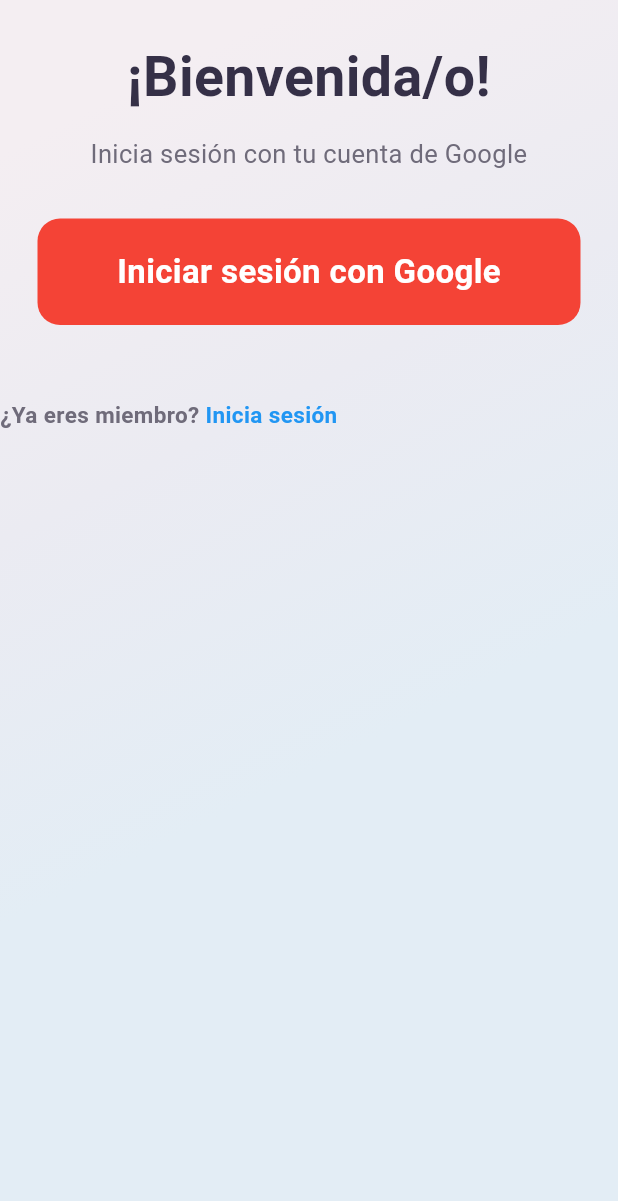
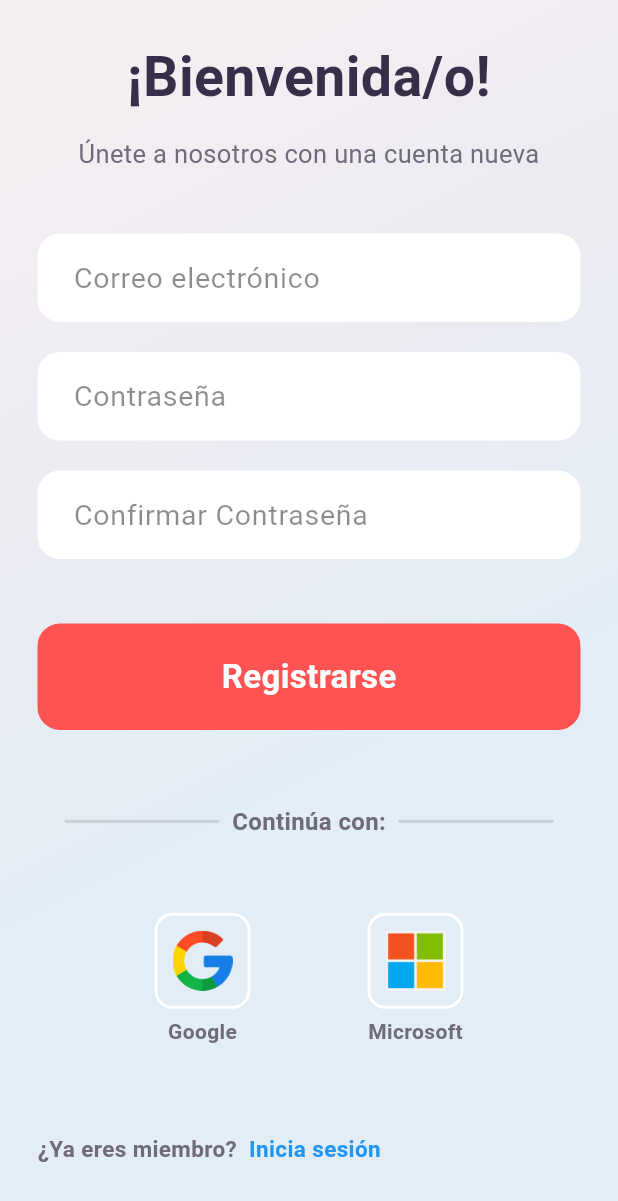
Before and after one commit to AbrahamHub/moviles, a Flutter app: the screen it shows after launch, after a tap on "Registrarse", on a phone screen of 412 x 824 dp. Shown: the top 1201 px of the screen. Run offline on Flutter 3.47's test engine with Material 3 defaults, Android fonts, the phone set to English and light mode, and no system bars; our stand-ins replace cloud_firestore, firebase_auth, firebase_core, flutter_dotenv, google_sign_in; missing offline and left inert: flutter_web_auth; accounts and stored records are empty; network calls fail.

```diff
--- a/lib/pages/home.dart
+++ b/lib/pages/home.dart
@@ -7,7 +7,7 @@ class HomePage extends StatelessWidget {
   Widget build(BuildContext context) {
     return Scaffold(
       appBar: AppBar(
-        title: const Text('Home'),
+        title: const Text('Archivos'),
         leading: Builder(
           builder: (context) => IconButton(
             icon: const Icon(Icons.menu),
--- a/lib/pages/register.dart
+++ b/lib/pages/register.dart
@@ -1,12 +1,17 @@
+import 'package:flutter/gestures.dart';
 import 'package:flutter/material.dart';
 import 'package:PhotoGuard/pages/sign_in.dart';
 import 'package:PhotoGuard/utils/colors.dart';
-import 'package:flutter/gestures.dart';
-import 'package:firebase_auth/firebase_auth.dart'; // Import Firebase Auth
-import 'package:google_sign_in/google_sign_in.dart'; // Import Google Sign In
+import 'package:firebase_auth/firebase_auth.dart';
+import 'package:cloud_firestore/cloud_firestore.dart';
+import 'package:google_sign_in/google_sign_in.dart';
 
 class RegisterPage extends StatelessWidget {
-  const RegisterPage({super.key});
+  final TextEditingController emailController = TextEditingController();
+  final TextEditingController passwordController = TextEditingController();
+  final TextEditingController confirmPasswordController = TextEditingController();
+
+  RegisterPage({super.key});
 
   @override
   Widget build(BuildContext context) {
@@ -22,8 +27,30 @@ class RegisterPage extends StatelessWidget {
         ),
         child: SafeArea(
           child: ListView(
+            padding: const EdgeInsets.symmetric(horizontal: 25),
             children: [
               SizedBox(height: size.height * 0.03),
+              _buildTitle(),
+              SizedBox(height: size.height * 0.04),
+              _buildInputFields(),
+              SizedBox(height: size.height * 0.04),
+              _buildRegisterButton(context),
+              SizedBox(height: size.height * 0.06),
+              _buildDivider(size),
+              SizedBox(height: size.height * 0.06),
+              _buildSocialLogin(context),
+              SizedBox(height: size.height * 0.07),
+              _buildLoginPrompt(context),
+            ],
+          ),
+        ),
+      ),
+    );
+  }
+
+  Widget _buildTitle() {
+    return Column(
+      children: [
         Text(
           "¡Bienvenida/o!",
           textAlign: TextAlign.center,
@@ -35,59 +62,195 @@ class RegisterPage extends StatelessWidget {
         ),
         const SizedBox(height: 15),
         Text(
-                "Inicia sesión con tu cuenta de Google",
+          "Únete a nosotros con una cuenta nueva",
           textAlign: TextAlign.center,
-                style: TextStyle(fontSize: 17, color: textColor2, height: 1.2),
+          style: TextStyle(
+            fontSize: 17,
+            color: textColor2,
+            height: 1.2,
           ),
-              SizedBox(height: size.height * 0.04),
+        ),
+      ],
+    );
+  }
 
-              // Botón para registrarse con Google
-              Padding(
-                padding: const EdgeInsets.symmetric(horizontal: 25),
-                child: GestureDetector(
+  Widget _buildInputFields() {
+    return Column(
+      children: [
+        myTextInput("Correo electrónico", Colors.white, emailController),
+        myTextInput("Contraseña", Colors.black26, passwordController, isObscure: true),
+        myTextInput("Confirmar Contraseña", Colors.black26, confirmPasswordController, isObscure: true),
+      ],
+    );
+  }
+
+  Widget _buildRegisterButton(BuildContext context) {
+    return GestureDetector(
       onTap: () async {
-                    User? user = await signInWithGoogle();
-                    if (user != null) {
+        final String email = emailController.text.trim();
+        final String password = passwordController.text.trim();
+        final String confirmPassword = confirmPasswordController.text.trim();
+
+        if (email.isEmpty || password.isEmpty || confirmPassword.isEmpty) {
           ScaffoldMessenger.of(context).showSnackBar(
-                        SnackBar(content: Text('Usuario registrado con Google')),
+            const SnackBar(content: Text('Por favor, llena todos los campos')),
+          );
+          return;
+        }
+
+        if (password != confirmPassword) {
+          ScaffoldMessenger.of(context).showSnackBar(
+            const SnackBar(content: Text('Las contraseñas no coinciden')),
+          );
+          return;
+        }
+
+        try {
+          // Registrar al usuario en Firebase Authentication
+          UserCredential userCredential = await FirebaseAuth.instance
+              .createUserWithEmailAndPassword(email: email, password: password);
+
+          if (userCredential.user != null) {
+            // Guardar información adicional en Firestore
+            await FirebaseFirestore.instance.collection('users').doc(userCredential.user!.uid).set({
+              'email': email,
+            });
+
+            ScaffoldMessenger.of(context).showSnackBar(
+              SnackBar(content: Text('Usuario registrado exitosamente: $email')),
             );
 
-                      // Después de registrar, navega a la página de Sign In
+            // Navegar a la página de inicio de sesión
             Navigator.pushReplacement(
               context,
-                        MaterialPageRoute(
-                          builder: (context) => const SignIn(),
-                        ),
+              MaterialPageRoute(builder: (context) => const SignIn()),
             );
+          }
+        } on FirebaseAuthException catch (e) {
+          String errorMessage;
+          if (e.code == 'email-already-in-use') {
+            errorMessage = 'El correo ya está en uso.';
+          } else if (e.code == 'weak-password') {
+            errorMessage = 'La contraseña es muy débil.';
+          } else if (e.code == 'invalid-email') {
+            errorMessage = 'El correo no tiene un formato válido.';
           } else {
+            errorMessage = 'Error al registrar: ${e.message}';
+          }
+
           ScaffoldMessenger.of(context).showSnackBar(
-                        SnackBar(content: Text('Error al iniciar sesión con Google')),
+            SnackBar(content: Text(errorMessage)),
+          );
+        } catch (e) {
+          ScaffoldMessenger.of(context).showSnackBar(
+            SnackBar(content: Text('Error inesperado: ${e.toString()}')),
           );
         }
       },
       child: Container(
-                    width: size.width,
         padding: const EdgeInsets.symmetric(vertical: 20),
         decoration: BoxDecoration(
           borderRadius: BorderRadius.circular(15),
-                      color: Colors.red, // Color para el botón de Google
+          color: Colors.redAccent,
         ),
         child: const Center(
           child: Text(
-                        "Iniciar sesión con Google",
+            "Registrarse",
             style: TextStyle(
               fontWeight: FontWeight.bold,
               color: Colors.white,
-                            fontSize: 22),
+              fontSize: 22,
             ),
           ),
         ),
       ),
+    );
+  }
+
+  Widget _buildDivider(Size size) {
+    return Row(
+      mainAxisAlignment: MainAxisAlignment.center,
+      children: [
+        Container(
+          height: 2,
+          width: size.width * 0.25,
+          color: Colors.black12,
         ),
-              SizedBox(height: size.height * 0.06),
-              Text.rich(
+        const Text(
+          "  Continúa con:  ",
+          style: TextStyle(
+            color: Color(0xff6F6B7A),
+            fontWeight: FontWeight.bold,
+            fontSize: 16,
+          ),
+        ),
+        Container(
+          height: 2,
+          width: size.width * 0.25,
+          color: Colors.black12,
+        ),
+      ],
+    );
+  }
+
+  Widget _buildSocialLogin(BuildContext context) {
+    return Row(
+      mainAxisAlignment: MainAxisAlignment.spaceEvenly,
+      children: [
+        GestureDetector(
+          onTap: () async {
+            try {
+              final GoogleSignIn googleSignIn = GoogleSignIn();
+              final GoogleSignInAccount? googleUser = await googleSignIn.signIn();
+              if (googleUser == null) return;
+
+              final GoogleSignInAuthentication googleAuth = await googleUser.authentication;
+
+              final credential = GoogleAuthProvider.credential(
+                accessToken: googleAuth.accessToken,
+                idToken: googleAuth.idToken,
+              );
+
+              UserCredential userCredential =
+              await FirebaseAuth.instance.signInWithCredential(credential);
+
+              await FirebaseFirestore.instance.collection('users').doc(userCredential.user!.uid).set({
+                'email': userCredential.user!.email,
+                'provider': 'Google',
+              });
+
+              ScaffoldMessenger.of(context).showSnackBar(
+                SnackBar(content: Text('Inicio de sesión exitoso con Google')),
+              );
+
+              Navigator.pushReplacement(
+                context,
+                MaterialPageRoute(builder: (context) => const SignIn()),
+              );
+            } catch (e) {
+              ScaffoldMessenger.of(context).showSnackBar(
+                SnackBar(content: Text('Error al iniciar sesión con Google: $e')),
+              );
+            }
+          },
+          child: socialIcon("assets/images/google.png", "Google"),
+        ),
+        GestureDetector(
+          onTap: () {
+            ScaffoldMessenger.of(context).showSnackBar(
+              const SnackBar(content: Text('Inicio de sesión con Microsoft no está implementado.')),
+            );
+          },
+          child: socialIcon("assets/images/microsoft.png", "Microsoft"),
+        ),
+      ],
+    );
+  }
+
+  Widget _buildLoginPrompt(BuildContext context) {
+    return Text.rich(
       TextSpan(
-                  text: "¿Ya eres miembro? ",
+        text: "¿Ya eres miembro?  ",
         style: TextStyle(
           color: textColor2,
           fontWeight: FontWeight.bold,
@@ -100,43 +263,62 @@ class RegisterPage extends StatelessWidget {
               color: Colors.blue,
               fontWeight: FontWeight.bold,
             ),
-                      recognizer: TapGestureRecognizer()..onTap = () {
+            recognizer: TapGestureRecognizer()
+              ..onTap = () {
                 Navigator.push(
                   context,
-                          MaterialPageRoute(
-                            builder: (context) => const SignIn(),
-                          ),
+                  MaterialPageRoute(builder: (context) => const SignIn()),
                 );
               },
           ),
         ],
       ),
+    );
+  }
+
+  Widget socialIcon(String imagePath, String label) {
+    return Column(
+      children: [
+        Container(
+          padding: const EdgeInsets.all(10),
+          decoration: BoxDecoration(
+            borderRadius: BorderRadius.circular(12),
+            border: Border.all(color: Colors.white, width: 2),
+          ),
+          child: Image.asset(imagePath, height: 40),
+        ),
+        const SizedBox(height: 5),
+        Text(
+          label,
+          style: TextStyle(
+            fontSize: 14,
+            fontWeight: FontWeight.bold,
+            color: textColor2,
+          ),
         ),
       ],
+    );
+  }
+
+  Container myTextInput(String hint, Color color, TextEditingController controller,
+      {bool isObscure = false}) {
+    return Container(
+      padding: const EdgeInsets.symmetric(vertical: 10),
+      child: TextField(
+        controller: controller,
+        obscureText: isObscure,
+        decoration: InputDecoration(
+          contentPadding: const EdgeInsets.symmetric(horizontal: 20, vertical: 15),
+          fillColor: Colors.white,
+          filled: true,
+          border: OutlineInputBorder(
+            borderSide: BorderSide.none,
+            borderRadius: BorderRadius.circular(15),
           ),
+          hintText: hint,
+          hintStyle: const TextStyle(color: Colors.black45, fontSize: 19),
         ),
       ),
     );
   }
-
-  Future<User?> signInWithGoogle() async {
-    try {
-      final GoogleSignIn googleSignIn = GoogleSignIn();
-      final GoogleSignInAccount? googleUser = await googleSignIn.signIn();
-      if (googleUser == null) return null; // El usuario canceló el inicio de sesión.
-
-      final GoogleSignInAuthentication googleAuth = await googleUser.authentication;
-
-      final AuthCredential credential = GoogleAuthProvider.credential(
-        accessToken: googleAuth.accessToken,
-        idToken: googleAuth.idToken,
-      );
-
-      final UserCredential userCredential = await FirebaseAuth.instance.signInWithCredential(credential);
-      return userCredential.user; // Devuelve el usuario autenticado
-    } catch (e) {
-      print(e); // Manejar errores de autenticación
-      return null;
 }
-  }
-}
--- a/lib/pages/spash_screen.dart
+++ b/lib/pages/spash_screen.dart
@@ -101,7 +101,7 @@ class MySplashScreen extends StatelessWidget {
                                       Navigator.push(
                                         context,
                                         MaterialPageRoute(
-                                          builder: (context) => const RegisterPage(),
+                                          builder: (context) => RegisterPage(),
                                         ),
                                       );
                                     },
--- a/pubspec.yaml
+++ b/pubspec.yaml
@@ -37,9 +37,11 @@ dependencies:
   cupertino_icons: ^1.0.8
   firebase_core: ^3.6.0
   firebase_auth: ^5.3.1
+  cloud_firestore: ^5.0.0
   google_sign_in: ^6.2.1
   flutter_dotenv: ^5.0.2
   url_launcher: ^6.3.0
+  flutter_web_auth: ^0.6.0
 
 dev_dependencies:
   flutter_test:
@@ -68,6 +70,7 @@ flutter:
   # To add assets to your application, add an assets section, like this:
   assets:
     - assets/images/
+    - assets/config/.env
 
   # An image asset can refer to one or more resolution-specific "variants", see
   # https://flutter.dev/to/resolution-aware-images
```
Also changed, not shown: lib/models/User.dart (added, +17 -0 lines), lib/services/AuthService.dart (added, +59 -0 lines), pubspec.lock, 5 other files. Lines whose indentation alone changed are shown as unchanged.
